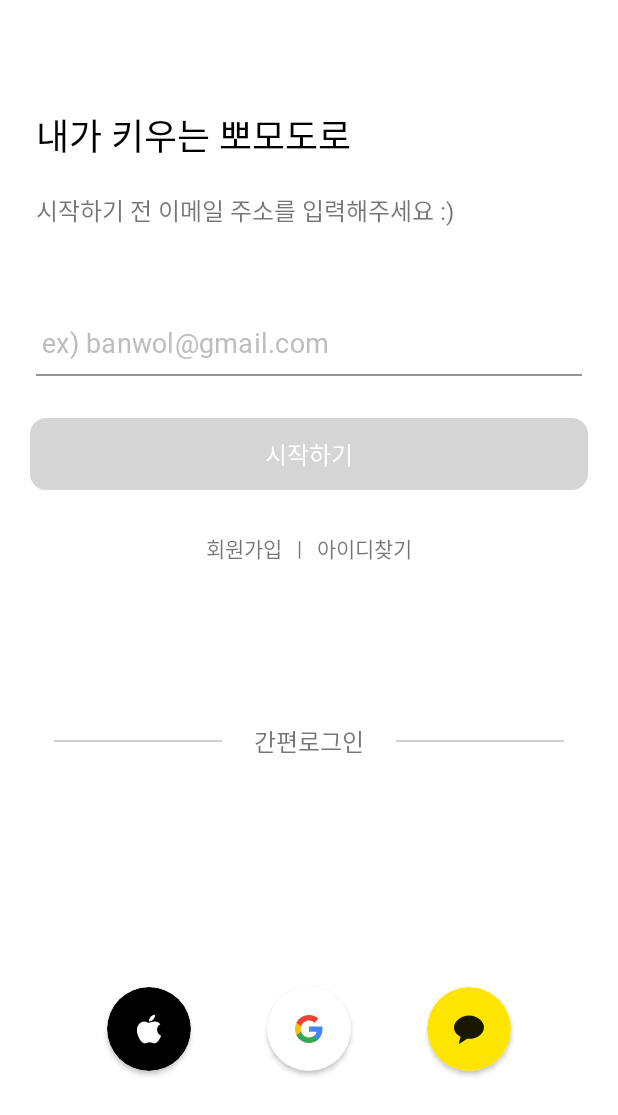
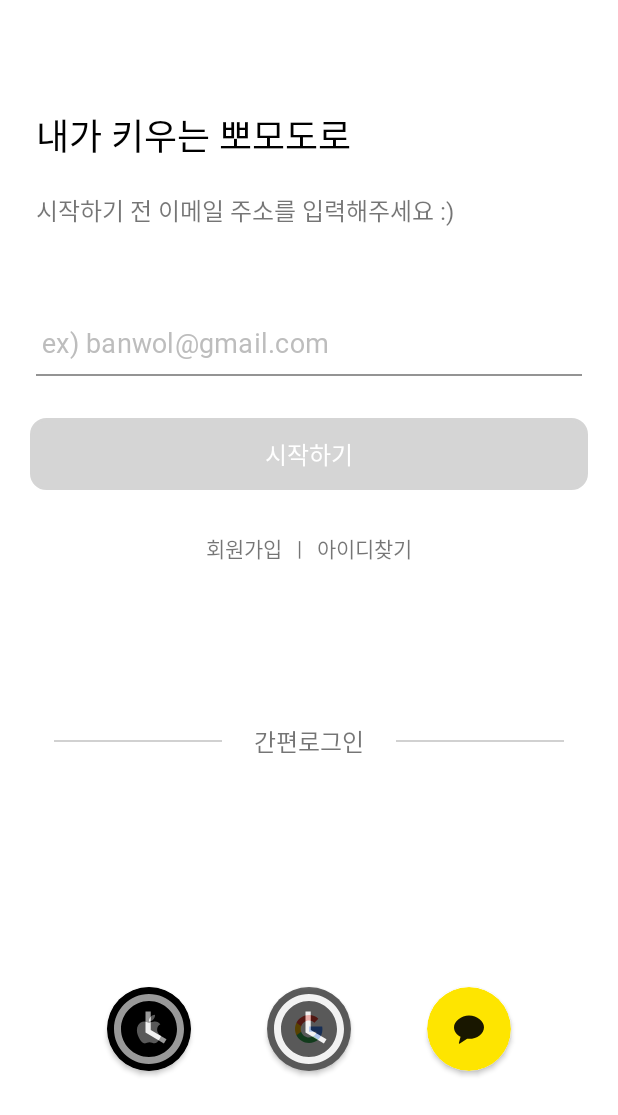
Before and after one commit to bangwoolz/bangwool-frontend-android, an Android app: the screen it shows after launch (LoginActivity), on a phone screen of 412 x 824 dp. Shown: the top 1115 px of the screen. Run offline under Robolectric (Android 15) with nearby library versions, the phone set to English and light mode, and no system bars; libraries missing offline, so code that uses them is left out: com.kakao.sdk; 3 statements that could not run were skipped.

Commit message:
소셜로그인 미 추가 반영

```diff
--- /dev/null
+++ b/app/src/main/res/drawable/baseline_access_time_24.xml
@@ -0,0 +1,6 @@
+<vector android:height="24dp" android:tint="#000000"
+    android:viewportHeight="24" android:viewportWidth="24"
+    android:width="24dp" xmlns:android="http://schemas.android.com/apk/res/android">
+    <path android:fillColor="@android:color/white" android:pathData="M11.99,2C6.47,2 2,6.48 2,12s4.47,10 9.99,10C17.52,22 22,17.52 22,12S17.52,2 11.99,2zM12,20c-4.42,0 -8,-3.58 -8,-8s3.58,-8 8,-8 8,3.58 8,8 -3.58,8 -8,8z"/>
+    <path android:fillColor="@android:color/white" android:pathData="M12.5,7H11v6l5.25,3.15 0.75,-1.23 -4.5,-2.67z"/>
+</vector>
--- a/app/src/main/res/layout/activity_login.xml
+++ b/app/src/main/res/layout/activity_login.xml
@@ -200,10 +200,24 @@
         app:layout_constraintBottom_toBottomOf="parent"
         app:layout_constraintStart_toStartOf="parent">
 
-        <ImageView
+        <FrameLayout
             android:layout_width="56dp"
-            android:layout_height="56dp"
-            android:src="@drawable/ic_apple_login" />
+            android:layout_height="56dp">
+
+            <ImageView
+                android:layout_width="match_parent"
+                android:layout_height="match_parent"
+                android:alpha="0.6"
+                android:background="@color/black"
+                android:elevation="1dp"
+                android:src="@drawable/baseline_access_time_24"
+                app:tint="@color/white" />
+
+            <ImageView
+                android:layout_width="match_parent"
+                android:layout_height="match_parent"
+                android:src="@drawable/ic_apple_login" />
+        </FrameLayout>
     </androidx.cardview.widget.CardView>
 
     <androidx.cardview.widget.CardView
@@ -216,10 +230,24 @@
         app:layout_constraintEnd_toStartOf="@id/btn_kakao_login"
         app:layout_constraintStart_toEndOf="@id/btn_apple_login">
 
-        <ImageView
+        <FrameLayout
             android:layout_width="56dp"
-            android:layout_height="56dp"
-            android:src="@drawable/ic_google_login" />
+            android:layout_height="56dp">
+
+            <ImageView
+                android:layout_width="match_parent"
+                android:layout_height="match_parent"
+                android:alpha="0.6"
+                android:background="@color/black"
+                android:elevation="1dp"
+                android:src="@drawable/baseline_access_time_24"
+                app:tint="@color/white" />
+
+            <ImageView
+                android:layout_width="match_parent"
+                android:layout_height="match_parent"
+                android:src="@drawable/ic_google_login" />
+        </FrameLayout>
     </androidx.cardview.widget.CardView>
 
     <androidx.cardview.widget.CardView
```
